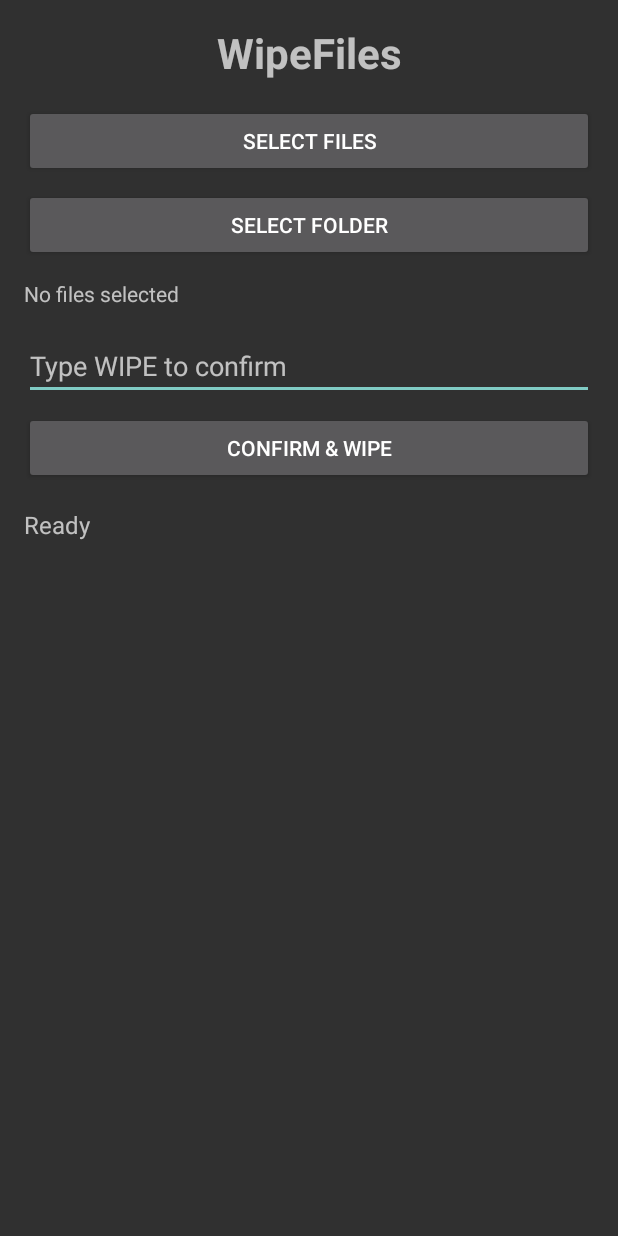
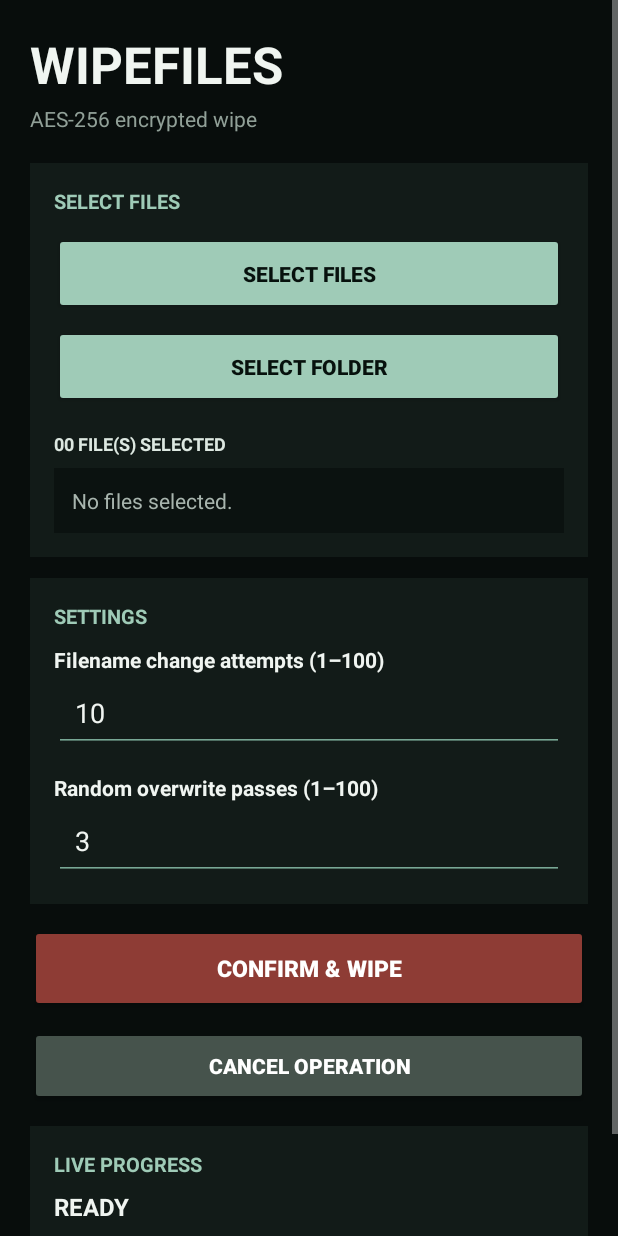
Before and after one commit to ofand04/Wipe-files, an Android app: the layout activity_main.xml on its own in the app's theme, with its tools: preview values and no code run, on a phone screen of 412 x 824 dp. Run offline under Robolectric (Android 15) with nearby library versions, the phone set to English and light mode, and no system bars.

Commit message:
Update activity_main.xml

```diff
--- a/app/src/main/res/layout/activity_main.xml
+++ b/app/src/main/res/layout/activity_main.xml
@@ -1,86 +1,227 @@
-
 <?xml version="1.0" encoding="utf-8"?>
 <ScrollView xmlns:android="http://schemas.android.com/apk/res/android"
     android:layout_width="match_parent"
     android:layout_height="match_parent"
+    android:background="#080D0C"
     android:fillViewport="true">
 
     <LinearLayout
         android:layout_width="match_parent"
         android:layout_height="wrap_content"
         android:orientation="vertical"
+        android:padding="20dp">
+
+        <TextView
+            android:layout_width="match_parent"
+            android:layout_height="wrap_content"
+            android:layout_marginBottom="4dp"
+            android:text="WIPEFILES"
+            android:textColor="#F0F5F1"
+            android:textSize="34sp"
+            android:textStyle="bold" />
+
+        <TextView
+            android:layout_width="match_parent"
+            android:layout_height="wrap_content"
+            android:layout_marginBottom="20dp"
+            android:text="AES-256 encrypted wipe"
+            android:textColor="#91A098"
+            android:textSize="14sp" />
+
+        <LinearLayout
+            android:layout_width="match_parent"
+            android:layout_height="wrap_content"
+            android:layout_marginBottom="14dp"
+            android:background="#121B18"
+            android:orientation="vertical"
             android:padding="16dp">
 
             <TextView
-            android:id="@+id/txtTitle"
                 android:layout_width="match_parent"
                 android:layout_height="wrap_content"
-            android:layout_marginBottom="16dp"
-            android:gravity="center"
-            android:text="WipeFiles"
-            android:textSize="28sp"
+                android:layout_marginBottom="12dp"
+                android:text="SELECT FILES"
+                android:textColor="#9FCBB7"
+                android:textSize="13sp"
                 android:textStyle="bold" />
 
             <Button
-            android:id="@+id/btnPickFiles"
+                android:id="@+id/btnPick"
                 android:layout_width="match_parent"
-            android:layout_height="wrap_content"
-            android:text="Select Files" />
+                android:layout_height="54dp"
+                android:backgroundTint="#9FCBB7"
+                android:text="SELECT FILES"
+                android:textColor="#07110D"
+                android:textStyle="bold" />
 
             <Button
                 android:id="@+id/btnPickFolder"
                 android:layout_width="match_parent"
-            android:layout_height="wrap_content"
+                android:layout_height="54dp"
                 android:layout_marginTop="8dp"
-            android:text="Select Folder" />
+                android:backgroundTint="#9FCBB7"
+                android:text="SELECT FOLDER"
+                android:textColor="#07110D"
+                android:textStyle="bold" />
 
             <TextView
-            android:id="@+id/txtSelectedFiles"
-            android:layout_width="match_parent"
-            android:layout_height="wrap_content"
-            android:layout_marginTop="12dp"
-            android:text="No files selected"
-            android:textSize="14sp" />
-
-        <EditText
-            android:id="@+id/editConfirm"
+                android:id="@+id/selectedCount"
                 android:layout_width="match_parent"
                 android:layout_height="wrap_content"
                 android:layout_marginTop="16dp"
-            android:hint="Type WIPE to confirm"
-            android:inputType="text"
-            android:singleLine="true" />
+                android:layout_marginBottom="8dp"
+                android:text="00 FILE(S) SELECTED"
+                android:textColor="#DDE8E1"
+                android:textSize="12sp"
+                android:textStyle="bold" />
+
+            <TextView
+                android:id="@+id/selectedFiles"
+                android:layout_width="match_parent"
+                android:layout_height="wrap_content"
+                android:background="#0B1210"
+                android:padding="12dp"
+                android:lineSpacingExtra="5dp"
+                android:text="No files selected."
+                android:textColor="#A8B5AE"
+                android:textIsSelectable="true"
+                android:textSize="14sp" />
+
+        </LinearLayout>
+
+        <LinearLayout
+            android:layout_width="match_parent"
+            android:layout_height="wrap_content"
+            android:layout_marginBottom="14dp"
+            android:background="#121B18"
+            android:orientation="vertical"
+            android:padding="16dp">
+
+            <TextView
+                android:layout_width="match_parent"
+                android:layout_height="wrap_content"
+                android:layout_marginBottom="10dp"
+                android:text="SETTINGS"
+                android:textColor="#9FCBB7"
+                android:textSize="13sp"
+                android:textStyle="bold" />
+
+            <TextView
+                android:layout_width="match_parent"
+                android:layout_height="wrap_content"
+                android:text="Filename change attempts (1–100)"
+                android:textColor="#F0F5F1"
+                android:textSize="14sp"
+                android:textStyle="bold" />
+
+            <EditText
+                android:id="@+id/editNameChanges"
+                android:layout_width="match_parent"
+                android:layout_height="52dp"
+                android:backgroundTint="#78A895"
+                android:inputType="number"
+                android:maxLength="3"
+                android:paddingStart="14dp"
+                android:paddingEnd="14dp"
+                android:selectAllOnFocus="true"
+                android:text="10"
+                android:textColor="#F0F5F1"
+                android:textSize="18sp" />
+
+            <TextView
+                android:layout_width="match_parent"
+                android:layout_height="wrap_content"
+                android:layout_marginTop="14dp"
+                android:text="Random overwrite passes (1–100)"
+                android:textColor="#F0F5F1"
+                android:textSize="14sp"
+                android:textStyle="bold" />
+
+            <EditText
+                android:id="@+id/editContentPasses"
+                android:layout_width="match_parent"
+                android:layout_height="52dp"
+                android:backgroundTint="#78A895"
+                android:inputType="number"
+                android:maxLength="3"
+                android:paddingStart="14dp"
+                android:paddingEnd="14dp"
+                android:selectAllOnFocus="true"
+                android:text="3"
+                android:textColor="#F0F5F1"
+                android:textSize="18sp" />
+
+        </LinearLayout>
 
         <Button
             android:id="@+id/btnWipe"
             android:layout_width="match_parent"
-            android:layout_height="wrap_content"
-            android:layout_marginTop="8dp"
-            android:text="CONFIRM &amp; WIPE" />
+            android:layout_height="58dp"
+            android:layout_marginBottom="10dp"
+            android:backgroundTint="#8E3C35"
+            android:text="CONFIRM &amp; WIPE"
+            android:textColor="#FFFFFF"
+            android:textSize="15sp"
+            android:textStyle="bold" />
 
         <Button
             android:id="@+id/btnCancel"
             android:layout_width="match_parent"
+            android:layout_height="52dp"
+            android:layout_marginBottom="14dp"
+            android:backgroundTint="#46534C"
+            android:text="CANCEL OPERATION"
+            android:textColor="#FFFFFF"
+            android:textStyle="bold" />
+
+        <LinearLayout
+            android:layout_width="match_parent"
             android:layout_height="wrap_content"
-            android:layout_marginTop="8dp"
-            android:text="Cancel"
-            android:visibility="gone" />
+            android:background="#121B18"
+            android:orientation="vertical"
+            android:padding="16dp">
 
             <TextView
-            android:id="@+id/txtStatus"
                 android:layout_width="match_parent"
                 android:layout_height="wrap_content"
-            android:layout_marginTop="16dp"
-            android:text="Ready"
-            android:textSize="16sp" />
+                android:layout_marginBottom="8dp"
+                android:text="LIVE PROGRESS"
+                android:textColor="#9FCBB7"
+                android:textSize="13sp"
+                android:textStyle="bold" />
 
             <TextView
-            android:id="@+id/txtLog"
+                android:id="@+id/stage"
                 android:layout_width="match_parent"
                 android:layout_height="wrap_content"
-            android:layout_marginTop="8dp"
+                android:layout_marginBottom="8dp"
+                android:text="READY"
+                android:textColor="#F0F5F1"
+                android:textSize="16sp"
+                android:textStyle="bold" />
+
+            <ProgressBar
+                android:id="@+id/progressBar"
+                style="?android:attr/progressBarStyleHorizontal"
+                android:layout_width="match_parent"
+                android:layout_height="8dp"
+                android:layout_marginBottom="12dp"
+                android:max="100"
+                android:progress="0"
+                android:progressBackgroundTint="#2B3932"
+                android:progressTint="#9FCBB7" />
+
+            <TextView
+                android:id="@+id/status"
+                android:layout_width="match_parent"
+                android:layout_height="wrap_content"
+                android:lineSpacingExtra="4dp"
+                android:text="Select files, review settings, then confirm."
+                android:textColor="#DDE8E1"
                 android:textIsSelectable="true"
-            android:textSize="12sp" />
+                android:textSize="13sp" />
+
+        </LinearLayout>
 
     </LinearLayout>
 </ScrollView>
```
Lines whose indentation alone changed are shown as unchanged.
